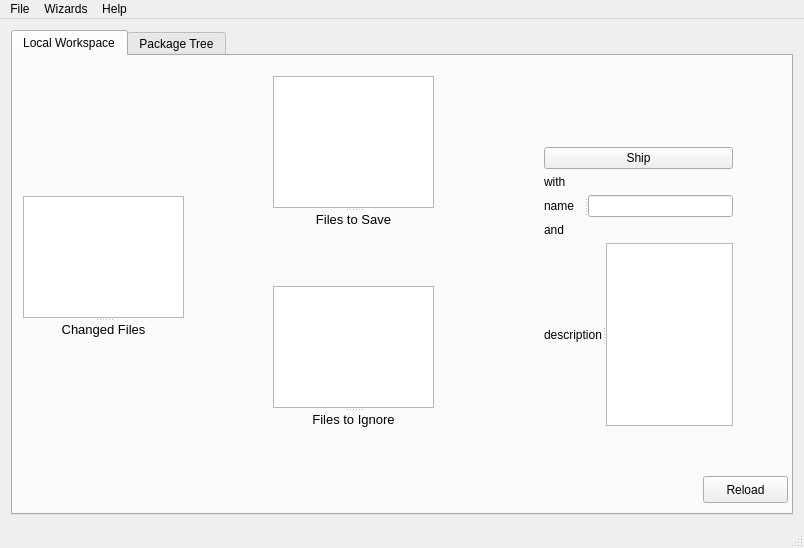
First picture: the form in mainwindow.ui, repository jgm/gitit, before the edit.
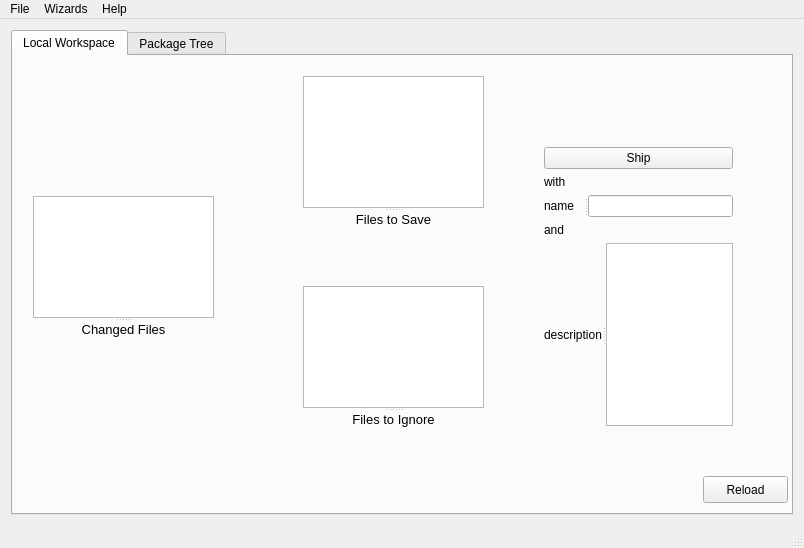
Second picture: the form after the edit. Icons and pictures are not drawn.

Patch:
```diff
--- a/mainwindow.ui
+++ b/mainwindow.ui
@@ -91,9 +91,9 @@
          <widget class="QSplitter" name="changedFilesSplitter">
           <property name="geometry">
            <rect>
-            <x>10</x>
+            <x>20</x>
             <y>140</y>
-            <width>161</width>
+            <width>181</width>
             <height>141</height>
            </rect>
           </property>
@@ -120,9 +120,9 @@
          <widget class="QSplitter" name="savedFilesSplitter">
           <property name="geometry">
            <rect>
-            <x>260</x>
+            <x>290</x>
             <y>20</y>
-            <width>161</width>
+            <width>181</width>
             <height>151</height>
            </rect>
           </property>
@@ -147,9 +147,9 @@
          <widget class="QSplitter" name="ignoredFilesSplitter">
           <property name="geometry">
            <rect>
-            <x>260</x>
+            <x>290</x>
             <y>230</y>
-            <width>161</width>
+            <width>181</width>
             <height>141</height>
            </rect>
           </property>
@@ -170,7 +170,7 @@
          <widget class="QPushButton" name="gitIgnoreButton">
           <property name="geometry">
            <rect>
-            <x>170</x>
+            <x>200</x>
             <y>160</y>
             <width>91</width>
             <height>201</height>
@@ -196,7 +196,7 @@
          <widget class="QPushButton" name="gitAddButton">
           <property name="geometry">
            <rect>
-            <x>170</x>
+            <x>200</x>
             <y>20</y>
             <width>91</width>
             <height>201</height>
```
Left out of the diff: 9 changed lines with no effect on the pictures.
